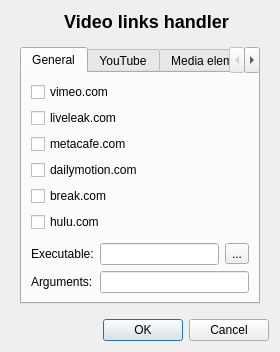
This is plugins/Videoner/videoner_settings.ui in QupZilla/qupzilla-plugins as Qt 5 draws it before an edit. The edited form follows.
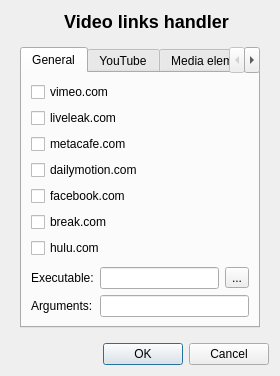
This is the edited form. Icons and pictures are not drawn.

Commit message: [Videoner] Add facebook.com. Limit YouTube rules only to YouTube

Diff of the .ui file:
```diff
--- a/plugins/Videoner/videoner_settings.ui
+++ b/plugins/Videoner/videoner_settings.ui
@@ -7,7 +7,7 @@
     <x>0</x>
     <y>0</y>
     <width>280</width>
-    <height>352</height>
+    <height>376</height>
    </rect>
   </property>
   <property name="windowTitle">
@@ -103,13 +103,20 @@
               </widget>
              </item>
              <item row="4" column="0">
+              <widget class="QCheckBox" name="enableFa">
+               <property name="text">
+                <string notr="true">facebook.com</string>
+               </property>
+              </widget>
+             </item>
+             <item row="5" column="0">
               <widget class="QCheckBox" name="enableBr">
                <property name="text">
                 <string notr="true">break.com</string>
                </property>
               </widget>
              </item>
-             <item row="5" column="0">
+             <item row="6" column="0">
               <widget class="QCheckBox" name="enableHu">
                <property name="text">
                 <string notr="true">hulu.com</string>
```
The commit also changes 4 other files.
